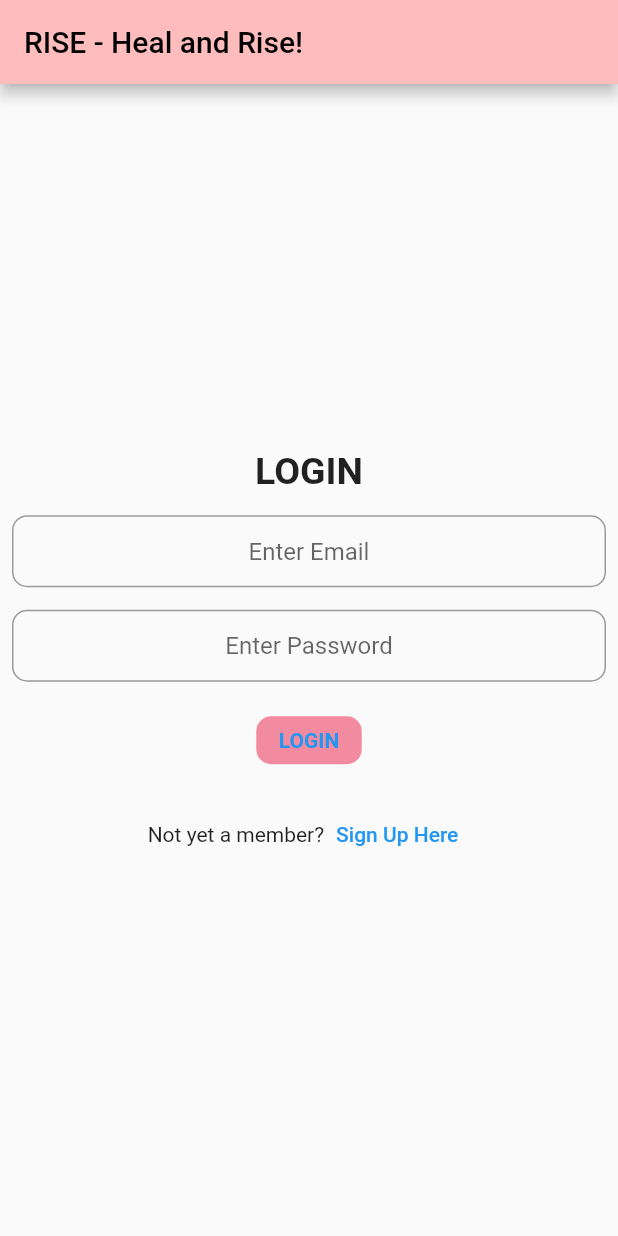
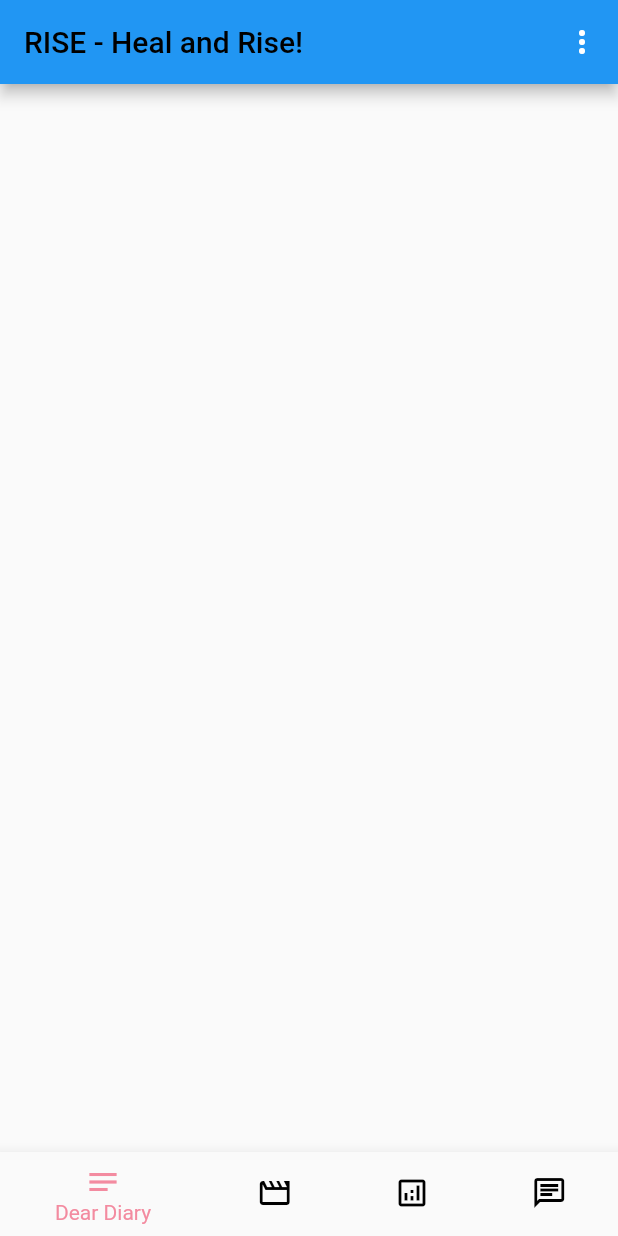
Before and after one commit to manasvvi1/Rise, a Flutter app: the screen it shows after launch, after a tap on "LOG IN", after a tap on "LOGIN", on a phone screen of 412 x 824 dp. Run offline on Flutter 3.47's test engine with Material 2 defaults, Android fonts, the phone set to English and light mode, and no system bars; our stand-ins replace splashscreen.

Commit message:
navbar added

```diff
--- /dev/null
+++ b/lib/DearDiary.dart
@@ -0,0 +1,15 @@
+import 'package:flutter/cupertino.dart';
+
+class DearDiary extends StatefulWidget {
+  const DearDiary({Key? key}) : super(key: key);
+
+  @override
+  State<DearDiary> createState() => _DearDiaryState();
+}
+
+class _DearDiaryState extends State<DearDiary> {
+  @override
+  Widget build(BuildContext context) {
+    return Container();
+  }
+}
--- a/lib/login-signup.dart
+++ b/lib/login-signup.dart
@@ -1,5 +1,6 @@
 import 'package:flutter/material.dart';
 import 'package:rise/constants.dart';
+import 'package:rise/navigationBar.dart';
 
 class Login extends StatelessWidget {
   // final _auth = FirebaseAuth.instance;
@@ -15,7 +16,6 @@ class Login extends StatelessWidget {
         child: Scaffold(
           appBar: AppBar(
             title: Text('RISE - Heal and Rise!', style: TextStyle(color: Colors.black),),
-            backgroundColor: PRIMARY_PINK,
           ),
           body: Center(
             child: SingleChildScrollView(
@@ -97,6 +97,10 @@ class Login extends StatelessWidget {
                           textAlign: TextAlign.center,
                         ),),
                       onPressed: () {
+                        Navigator.pushReplacement(
+                          context,
+                          MaterialPageRoute(builder: (context) => MyNavBar()),
+                        );
                         // try {
                         //   final signUser =
                         //   await _auth.signInWithEmailAndPassword(
@@ -151,7 +155,6 @@ class SignUp extends StatelessWidget {
       home: Scaffold(
         appBar: AppBar(
           title: Text('RISE - Heal and Rise', style: TextStyle(color: Colors.black),),
-          backgroundColor: PRIMARY_PINK,
         ),
         body: Center(
           child: SingleChildScrollView(
@@ -286,7 +289,10 @@ class SignUp extends StatelessWidget {
                               fontWeight: FontWeight.bold,),
                           textAlign: TextAlign.center,
                         )),
-                    onPressed: () async {
+                    onPressed: () {
+                      Navigator.pushReplacement(
+                          context,
+                          MaterialPageRoute(builder: (context) => MyNavBar()));
                       // if (password == confirmPassword) {
                       //   try {
                       //     final newUser =
--- /dev/null
+++ b/lib/navigationBar.dart
@@ -0,0 +1,92 @@
+import 'package:flutter/material.dart';
+import 'package:rise/analytics.dart';
+import 'package:rise/constants.dart';
+import 'package:rise/dearDiary.dart';
+import 'package:rise/discussions.dart';
+import 'package:rise/recommendations.dart';
+
+class MyNavBar extends StatefulWidget {
+  MyNavBar ({Key? key}) : super(key: key);
+
+  @override
+  _MyNavBarState createState() => _MyNavBarState();
+}
+
+class _MyNavBarState extends State<MyNavBar> {
+  int _selectedIndex = 0;
+  static const List<Widget> _widgetOptions = <Widget>[
+    DearDiary(),
+    Recommendations(),
+    Analytics(),
+    Discussions()
+  ];
+
+  void _onItemTapped(int index) {
+    setState(() {
+      _selectedIndex = index;
+    });
+  }
+
+  void handleClick(String value) {
+    switch (value) {
+      case 'Profile':
+        break;
+      case 'Settings':
+        break;
+      case 'Logout':
+        break;
+    }
+  }
+
+  @override
+  Widget build(BuildContext context) {
+    return Scaffold(
+      appBar: AppBar(
+        title: Text('RISE - Heal and Rise!', style: TextStyle(color: Colors.black),),
+        actions: <Widget>[
+          PopupMenuButton<String>(
+            onSelected: handleClick,
+            itemBuilder: (BuildContext context) {
+              return {'Logout', 'Settings'}.map((String choice) {
+                return PopupMenuItem<String>(
+                  value: choice,
+                  child: Text(choice),
+                );
+              }).toList();
+            },
+          ),
+        ],
+      ),
+      body: Center(
+        child: _widgetOptions.elementAt(_selectedIndex),
+      ),
+      bottomNavigationBar: BottomNavigationBar(
+        items: const <BottomNavigationBarItem>[
+          BottomNavigationBarItem(
+            icon: Icon(Icons.notes_outlined),
+            label: 'Dear Diary',
+            // backgroundColor: Colors.green
+          ),
+          BottomNavigationBarItem(
+            icon: Icon(Icons.movie_outlined),
+            label: 'Recommendations',
+            // backgroundColor: Colors.yellow
+          ),
+          BottomNavigationBarItem(
+            icon: Icon(Icons.analytics_outlined),
+            label: 'Analytics',
+            // backgroundColor: Colors.yellow
+          ),
+          BottomNavigationBarItem(
+            icon: Icon(Icons.chat_outlined),
+            label: 'Discussions',
+          ),
+        ],
+        currentIndex: _selectedIndex,
+        selectedItemColor: PRIMARY_DARK_PINK,
+        unselectedItemColor: Colors.black,
+        onTap: _onItemTapped,
+      ),
+    );
+  }
+}
```
Also changed, not shown: lib/Analytics.dart (added, +15 -0 lines), lib/Recommendations.dart (added, +16 -0 lines), lib/discussions.dart (added, +15 -0 lines), lib/profile.dart (added, +10 -0 lines).
